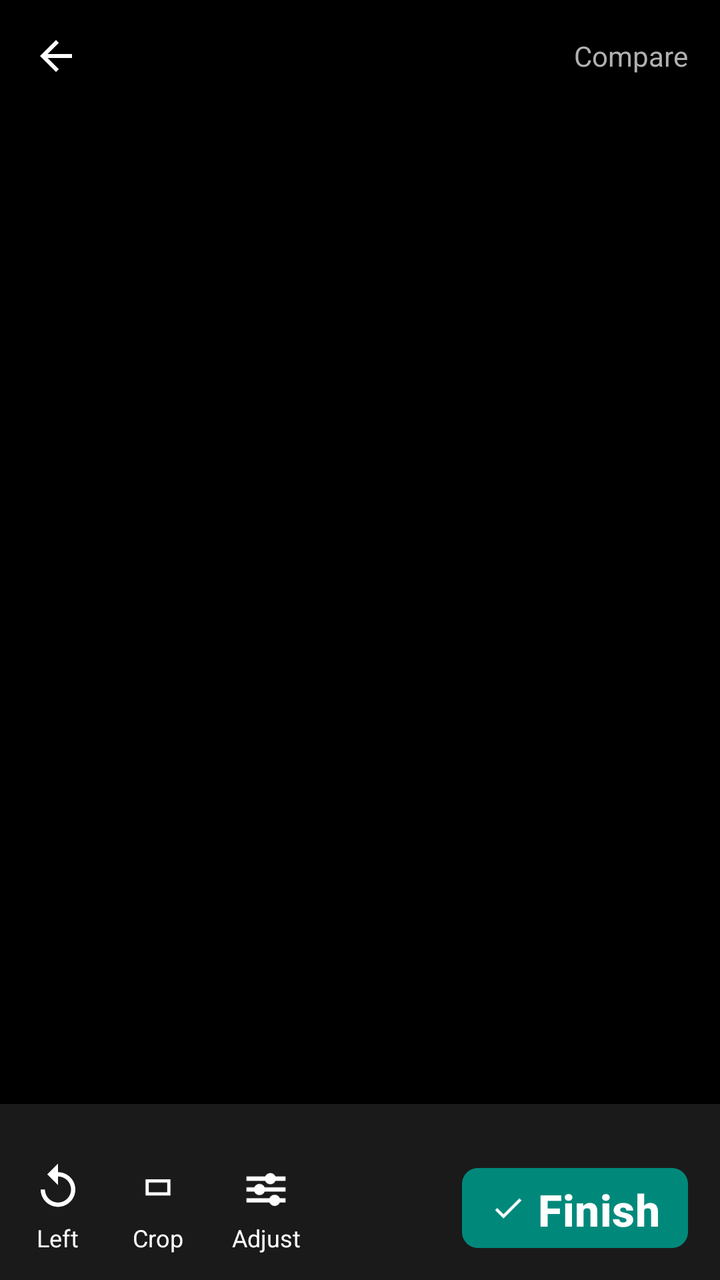
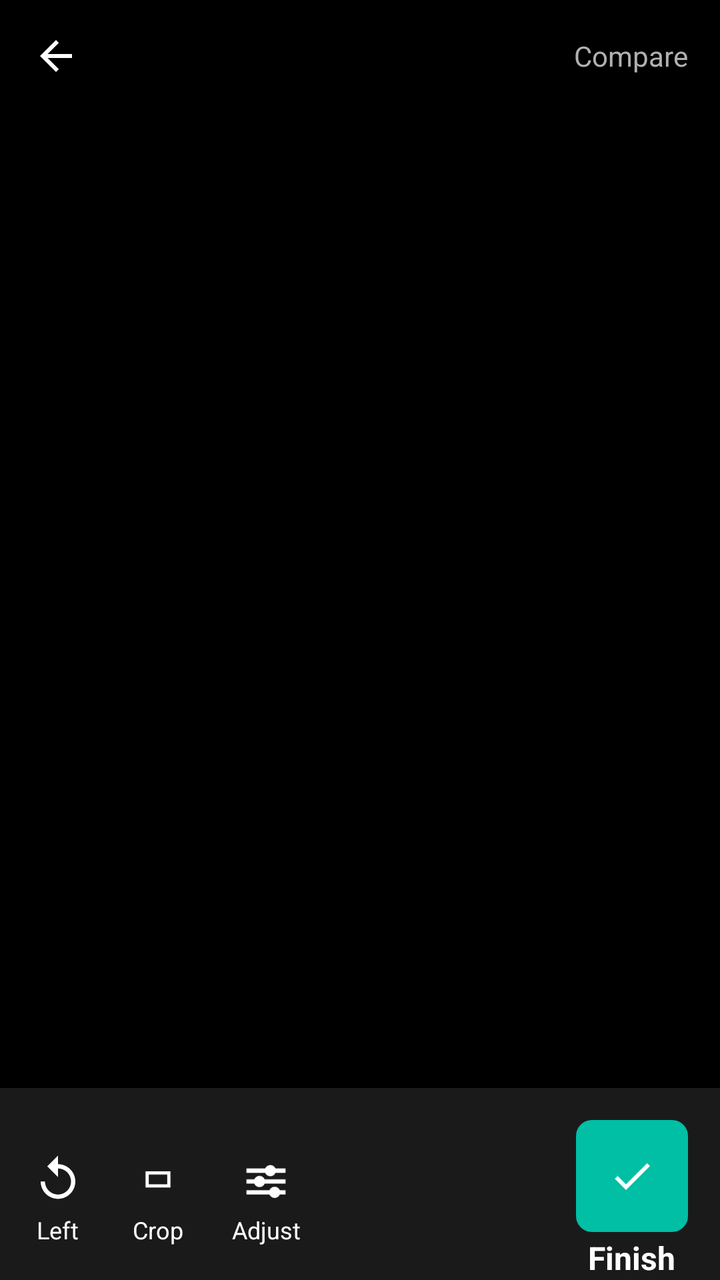

Two renders of the same Android screen: before a commit and after it. Below are the layout's source before the change and the commit's diff.
<!-- AndroidManifest.xml: application theme Theme.Hakunaa -->
<!-- res/layout/activity_enhance.xml -->
<?xml version="1.0" encoding="utf-8"?>
<LinearLayout xmlns:android="http://schemas.android.com/apk/res/android"
    xmlns:app="http://schemas.android.com/apk/res-auto"
    android:layout_width="match_parent"
    android:layout_height="match_parent"
    android:background="#000000"
    android:orientation="vertical">

    
    <LinearLayout
        android:layout_width="match_parent"
        android:layout_height="56dp"
        android:gravity="center_vertical"
        android:orientation="horizontal"
        android:paddingStart="8dp"
        android:paddingEnd="16dp">

        <ImageButton
            android:id="@+id/btnBack"
            android:layout_width="40dp"
            android:layout_height="40dp"
            android:background="@android:color/transparent"
            android:contentDescription="Back"
            android:src="@drawable/ic_arrow_back"
            android:tint="#FFFFFF" />

        <EditText
            android:id="@+id/etDocName"
            android:layout_width="0dp"
            android:layout_height="wrap_content"
            android:layout_marginStart="8dp"
            android:layout_weight="1"
            android:background="@android:color/transparent"
            android:textColor="#FFFFFF"
            android:textSize="18sp" />

        
        <TextView
            android:id="@+id/tvPageIndicator"
            android:layout_width="wrap_content"
            android:layout_height="wrap_content"
            android:layout_marginEnd="12dp"
            android:text=""
            android:textColor="#FFFFFF"
            android:textSize="14sp"
            android:visibility="gone" />

        <TextView
            android:layout_width="wrap_content"
            android:layout_height="wrap_content"
            android:text="Compare"
            android:textColor="#B0B0B0"
            android:textSize="14sp" />
    </LinearLayout>

    
    <ImageView
        android:id="@+id/ivPage"
        android:layout_width="match_parent"
        android:layout_height="0dp"
        android:layout_weight="1"
        android:layout_marginTop="32dp"
        android:scaleType="fitCenter" />

    
    <HorizontalScrollView
        android:layout_width="match_parent"
        android:layout_height="wrap_content"
        android:background="#1A1A1A"
        android:paddingTop="8dp"
        android:paddingBottom="8dp">

        <LinearLayout
            android:id="@+id/filterRow"
            android:layout_width="wrap_content"
            android:layout_height="wrap_content"
            android:orientation="horizontal"
            android:paddingStart="8dp"
            android:paddingEnd="8dp" />
    </HorizontalScrollView>

    
    <LinearLayout
        android:id="@+id/adjustPanel"
        android:layout_width="match_parent"
        android:layout_height="wrap_content"
        android:background="#1A1A1A"
        android:orientation="vertical"
        android:paddingStart="16dp"
        android:paddingEnd="16dp"
        android:paddingTop="4dp"
        android:paddingBottom="8dp"
        android:visibility="gone">

        <LinearLayout
            android:layout_width="match_parent"
            android:layout_height="wrap_content"
            android:gravity="center_vertical"
            android:orientation="horizontal">

            <TextView
                android:layout_width="wrap_content"
                android:layout_height="wrap_content"
                android:text="Adjust"
                android:textColor="#FFFFFF"
                android:textSize="14sp"
                android:textStyle="bold" />

            <View
                android:layout_width="0dp"
                android:layout_height="0dp"
                android:layout_weight="1" />

            <TextView
                android:id="@+id/btnAdjustReset"
                android:layout_width="wrap_content"
                android:layout_height="wrap_content"
                android:padding="8dp"
                android:text="Reset"
                android:textColor="#00BFA5"
                android:textSize="14sp" />

            <TextView
                android:id="@+id/btnAdjustClose"
                android:layout_width="wrap_content"
                android:layout_height="wrap_content"
                android:padding="8dp"
                android:text="✕"
                android:textColor="#B0B0B0"
                android:textSize="14sp" />
        </LinearLayout>

        <LinearLayout
            android:layout_width="match_parent"
            android:layout_height="wrap_content"
            android:gravity="center_vertical"
            android:orientation="horizontal">

            <TextView
                android:layout_width="90dp"
                android:layout_height="wrap_content"
                android:text="Brightness"
                android:textColor="#B0B0B0"
                android:textSize="13sp" />

            <SeekBar
                android:id="@+id/seekBrightness"
                android:layout_width="0dp"
                android:layout_height="wrap_content"
                android:layout_weight="1"
                android:max="200"
                android:progress="100"
                android:progressTint="#00BFA5"
                android:thumbTint="#00BFA5" />

            <TextView
                android:id="@+id/tvBrightnessValue"
                android:layout_width="40dp"
                android:layout_height="wrap_content"
                android:gravity="end"
                android:text="0"
                android:textColor="#FFFFFF"
                android:textSize="13sp" />
        </LinearLayout>

        <LinearLayout
            android:layout_width="match_parent"
            android:layout_height="wrap_content"
            android:gravity="center_vertical"
            android:orientation="horizontal">

            <TextView
                android:layout_width="90dp"
                android:layout_height="wrap_content"
                android:text="Contrast"
                android:textColor="#B0B0B0"
                android:textSize="13sp" />

            <SeekBar
                android:id="@+id/seekContrast"
                android:layout_width="0dp"
                android:layout_height="wrap_content"
                android:layout_weight="1"
                android:max="150"
                android:progress="50"
                android:progressTint="#00BFA5"
                android:thumbTint="#00BFA5" />

            <TextView
                android:id="@+id/tvContrastValue"
                android:layout_width="40dp"
                android:layout_height="wrap_content"
                android:gravity="end"
                android:text="1.00"
                android:textColor="#FFFFFF"
                android:textSize="13sp" />
        </LinearLayout>

        <LinearLayout
            android:layout_width="match_parent"
            android:layout_height="wrap_content"
            android:gravity="center_vertical"
            android:orientation="horizontal">

            <TextView
                android:layout_width="90dp"
                android:layout_height="wrap_content"
                android:text="Sharpness"
                android:textColor="#B0B0B0"
                android:textSize="13sp" />

            <SeekBar
                android:id="@+id/seekSharpness"
                android:layout_width="0dp"
                android:layout_height="wrap_content"
                android:layout_weight="1"
                android:max="100"
                android:progress="40"
                android:progressTint="#00BFA5"
                android:thumbTint="#00BFA5" />

            <TextView
                android:id="@+id/tvSharpnessValue"
                android:layout_width="40dp"
                android:layout_height="wrap_content"
                android:gravity="end"
                android:text="40"
                android:textColor="#FFFFFF"
                android:textSize="13sp" />
        </LinearLayout>
    </LinearLayout>

    
    <LinearLayout
        android:id="@+id/applyAllRow"
        android:layout_width="match_parent"
        android:layout_height="wrap_content"
        android:background="#1A1A1A"
        android:gravity="center_vertical"
        android:orientation="horizontal"
        android:paddingStart="16dp"
        android:paddingEnd="16dp"
        android:paddingTop="4dp"
        android:paddingBottom="8dp"
        android:visibility="gone">

        <CheckBox
            android:id="@+id/cbApplyAll"
            android:layout_width="wrap_content"
            android:layout_height="wrap_content"
            android:button="@drawable/checkbox_apply_all"
            android:text="Apply to all pages"
            android:textColor="#FFFFFF"
            android:textSize="14sp" />

        <TextView
            android:id="@+id/tvApplyAllCount"
            android:layout_width="wrap_content"
            android:layout_height="wrap_content"
            android:layout_marginStart="8dp"
            android:text=""
            android:textColor="#808080"
            android:textSize="13sp" />
    </LinearLayout>

    
    <LinearLayout
        android:layout_width="match_parent"
        android:layout_height="72dp"
        android:background="#1A1A1A"
        android:gravity="center_vertical"
        android:orientation="horizontal"
        android:paddingStart="16dp"
        android:paddingEnd="16dp">

        <LinearLayout
            android:id="@+id/btnRotateLeft"
            android:layout_width="wrap_content"
            android:layout_height="wrap_content"
            android:gravity="center"
            android:orientation="vertical">

            <ImageView
                android:layout_width="26dp"
                android:layout_height="26dp"
                android:src="@drawable/ic_rotate_left"
                android:tint="#FFFFFF" />

            <TextView
                android:layout_width="wrap_content"
                android:layout_height="wrap_content"
                android:layout_marginTop="4dp"
                android:text="Left"
                android:textColor="#FFFFFF"
                android:textSize="12sp" />
        </LinearLayout>

        
        <LinearLayout
            android:id="@+id/btnCrop"
            android:layout_width="wrap_content"
            android:layout_height="wrap_content"
            android:layout_marginStart="24dp"
            android:gravity="center"
            android:orientation="vertical">

            <ImageView
                android:layout_width="26dp"
                android:layout_height="26dp"
                android:src="@drawable/ic_crop"
                android:tint="#FFFFFF" />

            <TextView
                android:layout_width="wrap_content"
                android:layout_height="wrap_content"
                android:layout_marginTop="4dp"
                android:text="Crop"
                android:textColor="#FFFFFF"
                android:textSize="12sp" />
        </LinearLayout>

        
        <LinearLayout
            android:id="@+id/btnAdjust"
            android:layout_width="wrap_content"
            android:layout_height="wrap_content"
            android:layout_marginStart="24dp"
            android:gravity="center"
            android:orientation="vertical">

            <ImageView
                android:id="@+id/ivAdjustIcon"
                android:layout_width="26dp"
                android:layout_height="26dp"
                android:src="@drawable/ic_tune"
                android:tint="#FFFFFF" />

            <TextView
                android:id="@+id/tvAdjustLabel"
                android:layout_width="wrap_content"
                android:layout_height="wrap_content"
                android:layout_marginTop="4dp"
                android:text="Adjust"
                android:textColor="#FFFFFF"
                android:textSize="12sp" />
        </LinearLayout>

        <View
            android:layout_width="0dp"
            android:layout_height="0dp"
            android:layout_weight="1" />

        
        <com.google.android.material.button.MaterialButton
            android:id="@+id/btnSave"
            android:layout_width="wrap_content"
            android:layout_height="48dp"
            android:minWidth="0dp"
            android:paddingStart="14dp"
            android:paddingEnd="14dp"
            android:text="Finish"
            android:textColor="#FFFFFF"
            android:textSize="22sp"
            android:textStyle="bold"
            app:backgroundTint="#00897B"
            app:cornerRadius="8dp"
            app:icon="@drawable/ic_check"
            app:iconPadding="6dp"
            app:iconTint="#FFFFFF" />
    </LinearLayout>
</LinearLayout>
<!-- resources referenced by this layout -->
<resources>
  <!-- drawable checkbox_apply_all (drawable) -->
  <?xml version="1.0" encoding="utf-8"?>
  <selector xmlns:android="http://schemas.android.com/apk/res/android">
      <item android:state_checked="true" android:drawable="@drawable/checkbox_checked" />
      <item android:drawable="@drawable/checkbox_unchecked" />
  </selector>
  <!-- drawable ic_arrow_back (drawable) -->
  <vector xmlns:android="http://schemas.android.com/apk/res/android"
      android:width="24dp"
      android:height="24dp"
      android:viewportWidth="24"
      android:viewportHeight="24"
      android:tint="#111827">
      <path
          android:fillColor="#FF000000"
          android:pathData="M20,11H7.83l5.59,-5.59L12,4l-8,8 8,8 1.41,-1.41L7.83,13H20v-2z" />
  </vector>
  <!-- drawable ic_check (drawable) -->
  <?xml version="1.0" encoding="utf-8"?>
  <vector xmlns:android="http://schemas.android.com/apk/res/android"
      android:width="24dp"
      android:height="24dp"
      android:viewportWidth="24"
      android:viewportHeight="24">
      <path
          android:fillColor="#FFFFFF"
          android:pathData="M9,16.17L4.83,12l-1.42,1.41L9,19 21,7l-1.41,-1.41z" />
  </vector>
  <!-- drawable ic_rotate_left (drawable) -->
  <?xml version="1.0" encoding="utf-8"?>
  <vector xmlns:android="http://schemas.android.com/apk/res/android"
      android:width="24dp"
      android:height="24dp"
      android:viewportWidth="24"
      android:viewportHeight="24">
      <path
          android:fillColor="#FFFFFF"
          android:pathData="M12,5V1L7,6l5,5V7c3.31,0 6,2.69 6,6s-2.69,6 -6,6 -6,-2.69 -6,-6H4c0,4.42 3.58,8 8,8s8,-3.58 8,-8 -3.58,-8 -8,-8z" />
  </vector>
  <style name="Theme.Hakunaa" parent="Theme.Material3.Light.NoActionBar">
          <item name="colorPrimary">@color/hakunaa_primary</item>
          <item name="colorPrimaryDark">@color/hakunaa_primary_dark</item>
          <item name="colorOnPrimary">@color/hakunaa_on_primary</item>
          <item name="android:windowBackground">@color/hakunaa_background</item>
          <item name="colorSurface">@color/hakunaa_surface</item>
          <item name="android:textColorPrimary">@color/hakunaa_text</item>
          <item name="android:textColorSecondary">@color/hakunaa_text_secondary</item>
      </style>
  <!-- drawable checkbox_unchecked (drawable) -->
  <?xml version="1.0" encoding="utf-8"?>
  <vector xmlns:android="http://schemas.android.com/apk/res/android"
      android:width="24dp"
      android:height="24dp"
      android:viewportWidth="24"
      android:viewportHeight="24">
      <path
          android:fillColor="#00000000"
          android:strokeColor="#FFFFFF"
          android:strokeWidth="2"
          android:pathData="M5,3 h14 a2,2 0 0 1 2,2 v14 a2,2 0 0 1 -2,2 H5 a2,2 0 0 1 -2,-2 V5 a2,2 0 0 1 2,-2 z" />
  </vector>
  <color name="hakunaa_primary">#0B57D0</color>
  <color name="hakunaa_primary_dark">#0842A0</color>
  <color name="hakunaa_on_primary">#FFFFFF</color>
  <color name="hakunaa_background">#F6F7F9</color>
  <color name="hakunaa_surface">#FFFFFF</color>
  <color name="hakunaa_text">#111827</color>
  <color name="hakunaa_text_secondary">#5B6472</color>
  <!-- unchanged entries left out for length: 3 -->
</resources>

<!-- the commit's change to res/layout/activity_enhance.xml (unified diff, before → after) -->
@@ -1,6 +1,5 @@
 <?xml version="1.0" encoding="utf-8"?>
 <LinearLayout xmlns:android="http://schemas.android.com/apk/res/android"
-    xmlns:app="http://schemas.android.com/apk/res-auto"
     android:layout_width="match_parent"
     android:layout_height="match_parent"
     android:background="#000000"
@@ -266,7 +265,7 @@
     
     <LinearLayout
         android:layout_width="match_parent"
-        android:layout_height="72dp"
+        android:layout_height="80dp"
         android:background="#1A1A1A"
         android:gravity="center_vertical"
         android:orientation="horizontal"
@@ -351,21 +350,30 @@
             android:layout_weight="1" />
 
         
-        <com.google.android.material.button.MaterialButton
-            android:id="@+id/btnSave"
-            android:layout_width="wrap_content"
-            android:layout_height="48dp"
-            android:minWidth="0dp"
-            android:paddingStart="14dp"
-            android:paddingEnd="14dp"
-            android:text="Finish"
-            android:textColor="#FFFFFF"
-            android:textSize="22sp"
-            android:textStyle="bold"
-            app:backgroundTint="#00897B"
-            app:cornerRadius="8dp"
-            app:icon="@drawable/ic_check"
-            app:iconPadding="6dp"
-            app:iconTint="#FFFFFF" />
+        <LinearLayout
+            android:layout_width="wrap_content"
+            android:layout_height="wrap_content"
+            android:gravity="center"
+            android:orientation="vertical">
+
+            <ImageButton
+                android:id="@+id/btnSave"
+                android:layout_width="56dp"
+                android:layout_height="56dp"
+                android:background="@drawable/bg_teal_button"
+                android:contentDescription="Save"
+                android:src="@drawable/ic_check"
+                android:tint="#FFFFFF" />
+
+            <TextView
+                android:id="@+id/tvSaveLabel"
+                android:layout_width="wrap_content"
+                android:layout_height="wrap_content"
+                android:layout_marginTop="2dp"
+                android:text="Finish"
+                android:textColor="#FFFFFF"
+                android:textSize="16sp"
+                android:textStyle="bold" />
+        </LinearLayout>
     </LinearLayout>
 </LinearLayout>
<!-- resource entries referenced after the edit -->
@@ -1,5 +1,12 @@
 <!-- resources referenced by this layout -->
 <resources>
+  <!-- drawable bg_teal_button (drawable) -->
+  <?xml version="1.0" encoding="utf-8"?>
+  <shape xmlns:android="http://schemas.android.com/apk/res/android"
+      android:shape="rectangle">
+      <corners android:radius="8dp" />
+      <solid android:color="#00BFA5" />
+  </shape>
   <!-- drawable checkbox_apply_all (drawable) -->
   <?xml version="1.0" encoding="utf-8"?>
   <selector xmlns:android="http://schemas.android.com/apk/res/android">
